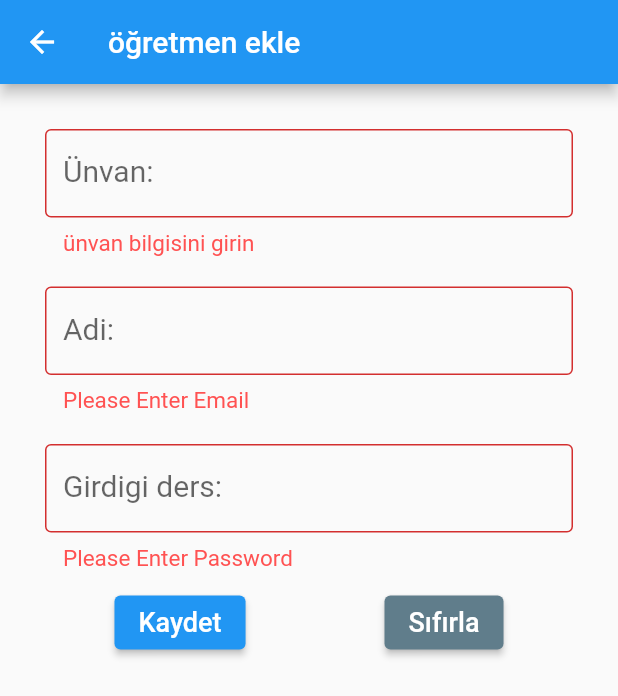
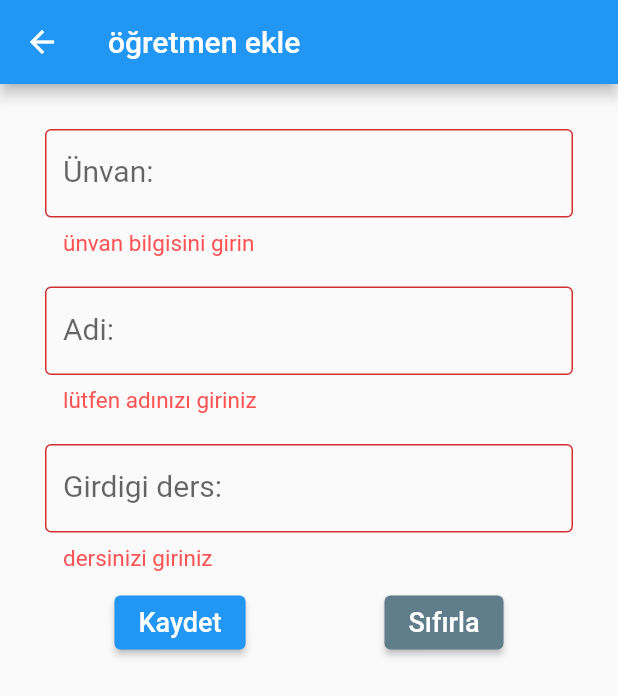
Before and after one commit to laviniatug/projemz, a Flutter app: the ogretmenekle screen opened directly, after a tap on "Kaydet", on a phone screen of 412 x 824 dp. Shown: the top 696 px of the screen. Run offline on Flutter 3.47's test engine with Material 2 defaults, Android fonts, the light colour scheme and no system bars; our stand-ins replace cloud_firestore, firebase_auth, firebase_core, firebase_database, flutter_bloc; accounts and stored records are empty.

Commit message:
Update ogretmenekle.dart

```diff
--- a/edanurtugceokulproje/lib/OgretmenBilgileri/ogretmenekle.dart
+++ b/edanurtugceokulproje/lib/OgretmenBilgileri/ogretmenekle.dart
@@ -94,7 +94,7 @@ class _ogretmenekleState extends State<ogretmenekle> {
                   controller: adkontrol,
                   validator: (value) {
                     if (value == null || value.isEmpty) {
-                      return 'Please Enter Email';
+                      return 'lütfen adınızı giriniz';
                     }
                     return null;
                   },
@@ -115,7 +115,7 @@ class _ogretmenekleState extends State<ogretmenekle> {
                   controller: derskontrol,
                   validator: (value) {
                     if (value == null || value.isEmpty) {
-                      return 'Please Enter Password';
+                      return 'dersinizi giriniz';
                     }
                     return null;
                   },
```
